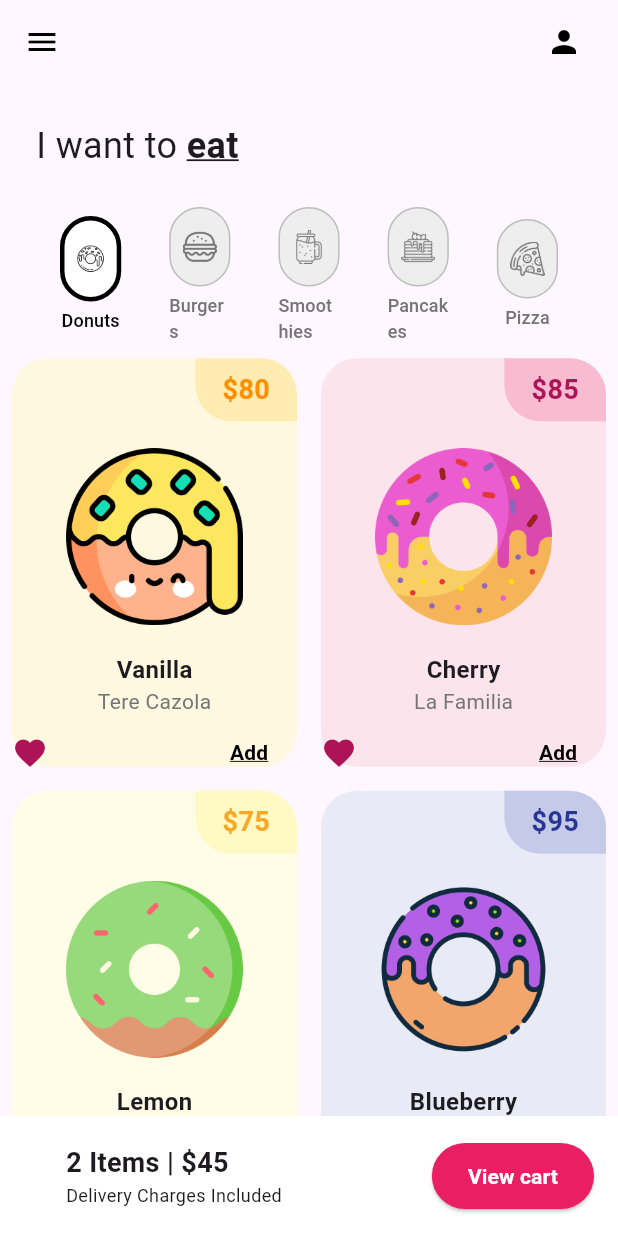
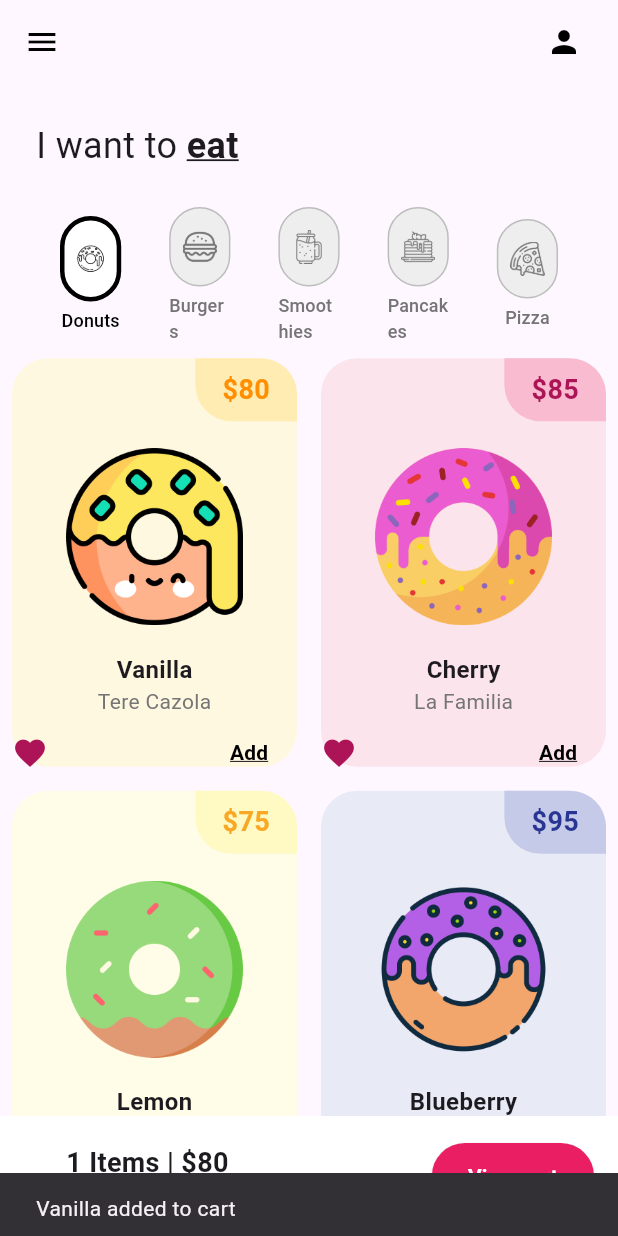
Before and after one commit to bobjk123/donut_app_8sc_25_3, a Flutter app: the screen it shows after launch, scrolled down 576 dp, after a tap on "Add", on a phone screen of 412 x 824 dp. Run offline on Flutter 3.47's test engine with Material 3 defaults, Android fonts, the phone set to English and light mode, and no system bars.

Commit message:
Added Cart counter for Checkout

```diff
--- a/lib/screens/home_page.dart
+++ b/lib/screens/home_page.dart
@@ -5,6 +5,7 @@ import 'package:donut_app_8sc_25_3/tab/burger_tab.dart';
 import 'package:donut_app_8sc_25_3/tab/smoothie_tab.dart';
 import 'package:donut_app_8sc_25_3/tab/pancake_tab.dart';
 import 'package:donut_app_8sc_25_3/tab/pizza_tab.dart';
+import 'package:donut_app_8sc_25_3/utils/cart.dart';
 
 class HomePage extends StatefulWidget {
   const HomePage({super.key});
@@ -132,12 +133,23 @@ class _HomePageState extends State<HomePage>
                   child: Column(
                     crossAxisAlignment: CrossAxisAlignment.start,
                     children: [
-                      Text(
-                        '2 Items | \$45',
-                        style: TextStyle(
-                          fontSize: 18,
-                          fontWeight: FontWeight.bold,
-                        ),
+                      // Live cart summary: item count and total
+                      AnimatedBuilder(
+                        animation: Cart.instance,
+                        builder: (context, _) {
+                          final items = Cart.instance.itemCount;
+                          final total = Cart.instance.total;
+                          final totalStr = (total % 1 == 0)
+                              ? total.toInt().toString()
+                              : total.toStringAsFixed(2);
+                          return Text(
+                            '$items Items | \$$totalStr',
+                            style: TextStyle(
+                              fontSize: 18,
+                              fontWeight: FontWeight.bold,
+                            ),
+                          );
+                        },
                       ),
                       Text(
                         'Delivery Charges Included',
--- /dev/null
+++ b/lib/utils/cart.dart
@@ -0,0 +1,36 @@
+import 'package:flutter/foundation.dart';
+
+/// Simple singleton cart model used across the app.
+class Cart extends ChangeNotifier {
+  Cart._();
+  static final Cart instance = Cart._();
+
+  int _itemCount = 0;
+  double _total = 0.0;
+
+  int get itemCount => _itemCount;
+  double get total => _total;
+
+  /// Add an item with given price (expects price in currency units)
+  void add(double price) {
+    _itemCount += 1;
+    _total += price;
+    notifyListeners();
+  }
+
+  /// Remove one item of given price (best-effort)
+  void remove(double price) {
+    if (_itemCount <= 0) return;
+    _itemCount -= 1;
+    _total -= price;
+    if (_total < 0) _total = 0;
+    notifyListeners();
+  }
+
+  /// Clear cart
+  void clear() {
+    _itemCount = 0;
+    _total = 0.0;
+    notifyListeners();
+  }
+}
--- a/lib/utils/donut_tile.dart
+++ b/lib/utils/donut_tile.dart
@@ -1,4 +1,5 @@
 import 'package:flutter/material.dart';
+import 'package:donut_app_8sc_25_3/utils/cart.dart';
 
 class DonutTile extends StatelessWidget {
   final String donutFlavor;
@@ -77,7 +78,23 @@ class DonutTile extends StatelessWidget {
 
                 //Agregar
                 TextButton(
-                  onPressed: () {},
+                  onPressed: () {
+                    // Parse price and add to cart
+                    double price = 0.0;
+                    try {
+                      price = double.parse(donutPrice);
+                    } catch (_) {
+                      price = 0.0;
+                    }
+                    Cart.instance.add(price);
+                    // Show a small confirmation
+                    ScaffoldMessenger.of(context).showSnackBar(
+                      SnackBar(
+                        content: Text('$donutFlavor added to cart'),
+                        duration: const Duration(milliseconds: 700),
+                      ),
+                    );
+                  },
                   child: Text(
                     'Add',
                     style: TextStyle(
```
Also changed, not shown: lib/utils/burger_tile.dart (+16 -1 lines), lib/utils/pancake_tile.dart (+16 -1 lines), lib/utils/pizza_tile.dart (+16 -1 lines), lib/utils/smoothie_tile.dart (+20 -2 lines), 1 other file.
